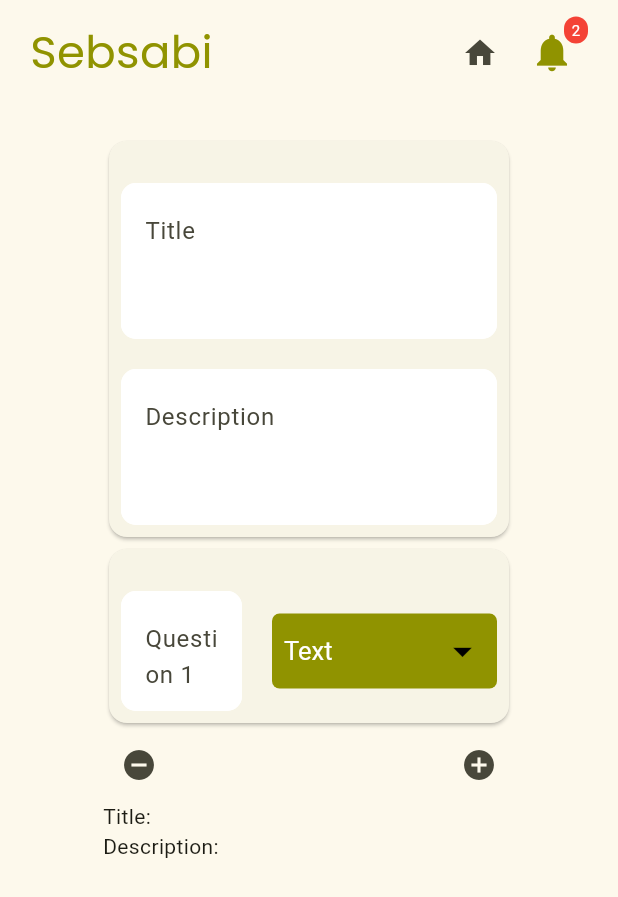
After one commit to Betselot99/Sebsabi-front, a Flutter app: the CreateForm screen opened directly, after a tap on the "add circle" icon, on a phone screen of 412 x 824 dp. The commit adds this screen. Shown: the top 897 px of the screen. Run offline on Flutter 3.47's test engine with Material 3 defaults, Android fonts, the phone set to English and light mode, and no system bars; our stand-ins replace google_fonts, responsive_builder; missing offline and left inert: side_navigation; statements that could not run were skipped.

Commit message:
Form creation ui

```diff
--- /dev/null
+++ b/lib/ui/createform.dart
@@ -0,0 +1,93 @@
+import 'package:flutter/material.dart';
+import 'package:sebsabi/ui/completedforms.dart';
+import 'package:sebsabi/ui/myforms.dart';
+import 'package:sebsabi/ui/postedforms.dart';
+import 'package:sebsabi/ui/profile.dart';
+import 'package:sebsabi/ui/widgets/description_card.dart';
+import 'package:sebsabi/ui/widgets/pagesnavbar.dart';
+import 'package:sebsabi/ui/widgets/question_card.dart';
+import 'package:side_navigation/side_navigation.dart';
+import 'package:responsive_builder/responsive_builder.dart';
+import 'package:google_fonts/google_fonts.dart';
+
+class CreateForm extends StatefulWidget {
+  const CreateForm({super.key});
+
+  @override
+  State<CreateForm> createState() => _CreateFormState();
+}
+
+class _CreateFormState extends State<CreateForm> {
+  final List<Widget> _widgetArray = [];
+  int _questionCount=0;
+  Widget buttonRow() => Row(
+    mainAxisAlignment: MainAxisAlignment.spaceBetween,
+    crossAxisAlignment: CrossAxisAlignment.center,
+    children: [
+      Visibility(
+        visible: _questionCount > 0,
+        child: IconButton(
+          onPressed: () {
+            if (_widgetArray.isNotEmpty) {
+              _widgetArray.removeAt(_widgetArray.length - 1);
+            }
+            setState(() {
+              _questionCount--;
+            });
+          },
+          icon: Icon(
+            Icons.remove_circle,
+          ),
+        ),
+      ),
+      IconButton(
+        onPressed: () {
+          setState(() => _questionCount++);
+        },
+        icon: Icon(
+          Icons.add_circle,
+        ),
+      ),
+    ],
+  );
+  String title = '';
+  String description ='';
+  @override
+  Widget build(BuildContext context) {
+    var w = MediaQuery.of(context).size.width;
+    var h= MediaQuery.of(context).size.width;
+    return  Scaffold(
+        body: Column(
+            children:[
+              PagesNavBar(),
+              Expanded(
+                child: Padding(
+                  padding:  EdgeInsets.fromLTRB(w/6, 20, w/6, 20),
+                  child: ListView(
+                    children: [
+                      DescriptionCard(onDataChanged: (title, description) {
+                        setState(() {
+                          this.title = title;
+                          this.description = description;
+                        });
+                      },),
+                      Column(
+                        children: List.generate(
+                          _questionCount, // Adjust the number of items as needed
+                              (index) => QuestionCard(questionNumber: index+1),
+                        ),
+                      ),
+                      buttonRow(),
+                      Text('Title: $title'),
+                      Text('Description: $description'),
+
+                    ],
+                  ),
+                ),
+              )
+            ]
+        ),
+    );
+  }
+
+}
--- a/lib/ui/home.dart
+++ b/lib/ui/home.dart
@@ -3,6 +3,7 @@ import 'package:sebsabi/ui/completedforms.dart';
 import 'package:sebsabi/ui/myforms.dart';
 import 'package:sebsabi/ui/postedforms.dart';
 import 'package:sebsabi/ui/profile.dart';
+import 'package:sebsabi/ui/widgets/notification.dart';
 import 'package:side_navigation/side_navigation.dart';
 import 'package:responsive_builder/responsive_builder.dart';
 import 'package:google_fonts/google_fonts.dart';
@@ -80,39 +81,7 @@ class _HomeState extends State<Home> {
   }
 
 
-  Widget Notification(){
-    return Stack(
-      children: [
-        IconButton(
-          icon: const Icon(Icons.notifications, color: Color(0XFF909300),size: 30,),
-          onPressed: (){},
-        ),
-        Positioned(
-          right: 0,
-          top: 0,
-          child: Container(
-            padding: const EdgeInsets.all(2),
-            decoration: BoxDecoration(
-              color: Colors.red,
-              borderRadius: BorderRadius.circular(8),
-            ),
-            constraints: const BoxConstraints(
-              minWidth: 16,
-              minHeight: 16,
-            ),
-            child: const Text(
-              '2',
-              style: TextStyle(
-                color: Colors.white,
-                fontSize: 10,
-              ),
-              textAlign: TextAlign.center,
-            ),
-          ),
-        ),
-      ],
-    );
-  }
+
 
   Widget MobileHome(context,w,h){
     String textToShow;
@@ -135,7 +104,7 @@ class _HomeState extends State<Home> {
           color:  Color(0XFF909300),
           fontSize: 30,
         ))),
-        actions: [ Notification(),]
+        actions: [ MyNotification(),]
       ),
       drawer: Drawer(
         child: ListView(
@@ -196,7 +165,7 @@ class _HomeState extends State<Home> {
           Positioned(
             right: 50,
             top: 20,
-            child: Notification()),
+            child: MyNotification()),
           Row(
             children: [
               SideNavigationBar(
--- a/lib/ui/myforms.dart
+++ b/lib/ui/myforms.dart
@@ -1,4 +1,5 @@
 import 'package:flutter/material.dart';
+import 'package:sebsabi/ui/createform.dart';
 import 'package:sebsabi/ui/widgets/forms_card.dart';
 import 'package:google_fonts/google_fonts.dart';
 
@@ -36,7 +37,12 @@ class _MyFormsState extends State<MyForms> {
           const SizedBox(height: 20),],
         Wrap(
           children: [
-            const FormsCard(formStatus: "New",),
+             FormsCard(formStatus: "New",onTap: (){Navigator.push(
+               context,
+               MaterialPageRoute(
+                 builder: (context) => CreateForm(),
+               ),
+             );},),
             const SizedBox(width: 20),
             if(widget.formAvailable == true)
               Wrap(
--- /dev/null
+++ b/lib/ui/widgets/description_card.dart
@@ -0,0 +1,88 @@
+import 'package:flutter/material.dart';
+import 'package:google_fonts/google_fonts.dart';
+
+class DescriptionCard extends StatefulWidget {
+  final void Function(String, String) onDataChanged;
+  const DescriptionCard({super.key, required this.onDataChanged});
+
+  @override
+  State<DescriptionCard> createState() => _DescriptionCardState();
+
+}
+
+class _DescriptionCardState extends State<DescriptionCard> {
+  TextEditingController titleController = TextEditingController();
+  TextEditingController descriptionController = TextEditingController();
+  @override
+  Widget build(BuildContext context) {
+    var w = MediaQuery
+        .of(context)
+        .size
+        .width;
+    var h = MediaQuery
+        .of(context)
+        .size
+        .width;
+    return Card(
+      child:Padding(
+        padding: const EdgeInsets.all(8.0),
+        child: Column(
+          children: [
+            const SizedBox(height: 20,),
+            TextFormField(
+              controller: titleController,
+              textAlignVertical: TextAlignVertical.bottom,
+              minLines: 3, // Set this
+              maxLines: 6, // and this
+              keyboardType: TextInputType.multiline,
+              style: const TextStyle(color: Colors.black),
+              decoration:  InputDecoration(
+                fillColor:  Colors.white,
+                filled: true,
+                enabledBorder: OutlineInputBorder(
+                  borderSide:
+                  const BorderSide(width: 1, color: Colors.white), //<-- SEE HERE
+                  borderRadius: BorderRadius.circular(10.0),
+                ),
+                hintText: 'Title',
+                focusedBorder:OutlineInputBorder(
+                  borderSide: const BorderSide(color: Colors.white, width: 1.0),
+                  borderRadius: BorderRadius.circular(25.0),
+                ),
+              ),
+              onChanged: (value) {
+                widget.onDataChanged(titleController.text, descriptionController.text);
+              },
+            ),
+            const SizedBox(height: 20,),
+            TextFormField(
+              controller: descriptionController,
+              textAlignVertical: TextAlignVertical.bottom,
+              minLines: 3, // Set this
+              maxLines: 6, // and this
+              keyboardType: TextInputType.multiline,
+              style: const TextStyle(color: Colors.black),
+              decoration:  InputDecoration(
+                fillColor:  Colors.white,
+                filled: true,
+                enabledBorder: OutlineInputBorder(
+                  borderSide:
+                  const BorderSide(width: 1, color: Colors.white), //<-- SEE HERE
+                  borderRadius: BorderRadius.circular(10.0),
+                ),
+                hintText: 'Description',
+                focusedBorder:OutlineInputBorder(
+                  borderSide: const BorderSide(color: Colors.white, width: 1.0),
+                  borderRadius: BorderRadius.circular(25.0),
+                ),
+              ),
+              onChanged: (value) {
+                widget.onDataChanged(titleController.text, descriptionController.text);
+              },
+            ),
+          ],
+        ),
+      )
+    );
+  }
+}
--- a/lib/ui/widgets/forms_card.dart
+++ b/lib/ui/widgets/forms_card.dart
@@ -34,7 +34,7 @@ class _FormsCardState extends State<FormsCard> {
           elevation: 5.0,
           child: SizedBox(
             width:200,
-            height: 250,
+            height: 260,
             child: Padding(
               padding: const EdgeInsets.all(30.0),
               child: Column(
--- /dev/null
+++ b/lib/ui/widgets/notification.dart
@@ -0,0 +1,36 @@
+import 'package:flutter/material.dart';
+
+
+Widget MyNotification(){
+  return Stack(
+    children: [
+      IconButton(
+        icon: const Icon(Icons.notifications, color: Color(0XFF909300),size: 30,),
+        onPressed: (){},
+      ),
+      Positioned(
+        right: 0,
+        top: 0,
+        child: Container(
+          padding: const EdgeInsets.all(2),
+          decoration: BoxDecoration(
+            color: Colors.red,
+            borderRadius: BorderRadius.circular(8),
+          ),
+          constraints: const BoxConstraints(
+            minWidth: 16,
+            minHeight: 16,
+          ),
+          child: const Text(
+            '2',
+            style: TextStyle(
+              color: Colors.white,
+              fontSize: 10,
+            ),
+            textAlign: TextAlign.center,
+          ),
+        ),
+      ),
+    ],
+  );
+}
--- /dev/null
+++ b/lib/ui/widgets/pagesnavbar.dart
@@ -0,0 +1,110 @@
+import 'package:flutter/material.dart';
+import 'package:responsive_builder/responsive_builder.dart';
+import 'package:google_fonts/google_fonts.dart';
+import 'package:provider/provider.dart';
+import 'package:sebsabi/ui/home.dart';
+import 'package:sebsabi/ui/widgets/notification.dart';
+
+
+class PagesNavBar extends StatefulWidget {
+
+  const PagesNavBar({super.key});
+
+
+  @override
+  State<PagesNavBar> createState() => _PagesNavBarState();
+
+
+
+}
+
+class _PagesNavBarState extends State<PagesNavBar> {
+
+  @override
+  Widget build(BuildContext context) {
+
+    var w = MediaQuery.of(context).size.width;
+    var h= MediaQuery.of(context).size.width;
+    return ScreenTypeLayout(
+      mobile:MobileNavBar(),
+      desktop:DesktopNavBar(),
+
+
+    );
+  }
+
+  Widget MobileNavBar(){
+
+    return Container(
+        margin: const EdgeInsets.symmetric(horizontal: 20),
+        height:70,
+        child:Row(
+            mainAxisAlignment: MainAxisAlignment.spaceBetween,
+            children:[
+              Text("Sebsabi", style: GoogleFonts.poppins(textStyle: const TextStyle(
+                color: Color(0XFF909300),
+                fontSize: 30,
+              ))),
+              Row(
+                children: [
+                  IconButton(onPressed: (){
+                    Navigator.push(
+                      context,
+                      MaterialPageRoute(
+                        builder: (context) => Home(),
+                      ),
+                    );
+                  }, icon: Icon(Icons.home)
+                  ),
+                  MyNotification()
+                ],
+              )
+
+
+            ]
+        )
+    );
+  }
+  Widget DesktopNavBar(){
+    return Material(
+      elevation: 20,
+      child: SizedBox(
+
+        //margin: EdgeInsets.symmetric(horizontal: 20, vertical:10),
+          height:70,
+
+          child:Padding(
+            padding: const EdgeInsets.only(left:40, right: 70),
+            child: Row(
+                mainAxisAlignment: MainAxisAlignment.spaceBetween,
+                children:[
+                  Text("Sebsabi", style: GoogleFonts.poppins(textStyle: const TextStyle(
+                      color: Color(0XFF909300),
+                      fontSize: 30,
+                      fontWeight: FontWeight.w500
+                  ))),
+
+                  Row(
+                    children: [
+                      TextButton(onPressed: (){
+                        Navigator.push(
+                          context,
+                          MaterialPageRoute(
+                            builder: (context) => Home(),
+                          ),
+                        );
+                      }, child: Text("Home", style: GoogleFonts.poppins(textStyle: TextStyle(
+                          color: const Color(0XFF909300),
+                      ))),
+                      ),
+                      MyNotification()
+                    ],
+                  )
+
+                ]
+            ),
+          )
+      ),
+    );
+  }
+}
--- /dev/null
+++ b/lib/ui/widgets/question_card.dart
@@ -0,0 +1,159 @@
+import 'package:flutter/material.dart';
+import 'package:google_fonts/google_fonts.dart';
+
+class QuestionCard extends StatefulWidget {
+  final int questionNumber;
+
+
+  const QuestionCard({super.key,required this.questionNumber});
+
+  @override
+  State<QuestionCard> createState() => _QuestionCardState();
+
+}
+
+class _QuestionCardState extends State<QuestionCard> {
+  TextEditingController questionController = TextEditingController();
+  String type='Text';
+  int _multipleCount=0;
+  final List<Map<String, dynamic>> _dataArray = [];    //add this
+  String? _data = '';
+
+  Widget multipleQ(int key) => Padding(
+    padding: const EdgeInsets.only(bottom: 10.0),
+    child: TextFormField(
+      decoration: InputDecoration(hintText: 'Option ${key + 1}'),
+    ),
+  );
+  Widget buttonRow() => Row(
+    mainAxisAlignment: MainAxisAlignment.spaceBetween,
+    crossAxisAlignment: CrossAxisAlignment.center,
+    children: [
+      Visibility(
+        visible: _multipleCount > 0,
+        child: IconButton(
+            onPressed: () {
+              if (_dataArray.isNotEmpty) {
+                _dataArray.removeAt(_dataArray.length - 1);
+              }
+              setState(() {
+                _data = _dataArray.toString();
+                _multipleCount--;
+              });
+            },
+            icon:Icon(
+                Icons.remove_circle,
+              ),
+            ),
+      ),
+      IconButton(
+          onPressed: () {
+            setState(() => _multipleCount++);
+          },
+          icon:Icon(
+              Icons.add_circle,
+            ),
+          ),
+    ],
+  );
+  TextEditingController descriptionController = TextEditingController();
+  @override
+  Widget build(BuildContext context) {
+    var w = MediaQuery
+        .of(context)
+        .size
+        .width;
+    var h = MediaQuery
+        .of(context)
+        .size
+        .width;
+    return Card(
+        child:Padding(
+          padding: const EdgeInsets.all(8.0),
+          child: Column(
+            children: [
+              const SizedBox(height: 20,),
+              Row(
+                children: [
+                  Expanded(
+                    child: TextFormField(
+                      controller: questionController,
+                      textAlignVertical: TextAlignVertical.bottom,
+                      minLines: 1, // Set this
+                      maxLines: 2, // and this
+                      keyboardType: TextInputType.multiline,
+                      style: const TextStyle(color: Colors.black),
+                      decoration:  InputDecoration(
+                        fillColor:  Colors.white,
+                        filled: true,
+                        enabledBorder: OutlineInputBorder(
+                          borderSide:
+                          const BorderSide(width: 1, color: Colors.white), //<-- SEE HERE
+                          borderRadius: BorderRadius.circular(10.0),
+                        ),
+                        hintText: 'Question ${widget.questionNumber}',
+                        focusedBorder:OutlineInputBorder(
+                          borderSide: const BorderSide(color: Colors.white, width: 1.0),
+                          borderRadius: BorderRadius.circular(25.0),
+                        ),
+                      ),
+                      onChanged: (value) {
+                      },
+                    ),
+                  ),
+                  SizedBox(width:20),
+                  Container(
+                    width:150,
+                    height: 50,
+                    padding: const EdgeInsets.all(8),
+                    decoration: const BoxDecoration(
+                      color: Color(0XFF909300),
+                      borderRadius: BorderRadius.all(Radius.circular(5)),
+                    ),
+                    child: DropdownButton<String>(
+                      elevation: 20,
+                      isExpanded: true,
+                      underline: Container(
+                        height: 0, //<-- SEE HERE
+                      ),
+                      value: type,
+                      dropdownColor: const  Color(0XFF909300),
+                      icon: const Icon(
+                        Icons.arrow_drop_down,
+                        color: Colors.black,
+                        size: 30,
+
+                      ),
+                      style: const TextStyle(
+                        color: Colors.white,
+                        fontSize:17,),
+                      onChanged: (String? roleValue,) {
+                        setState(() {
+                          type = roleValue!;
+
+                        });
+                      },
+                      items: <String>['Text','True/False', 'Multiple Questions']
+                          .map<DropdownMenuItem<String>>((String rolevalue2) {
+                        return DropdownMenuItem<String>(
+                          value: rolevalue2,
+                          child: FittedBox(
+                              fit: BoxFit.scaleDown,
+                              child: Text(rolevalue2)),
+                        );
+                      }).toList(),
+                    ),
+                  ),
+                ],
+              ),
+              if(type == 'Multiple Questions')...[...List.generate(_multipleCount, (index) => multipleQ(index)),
+                buttonRow(),
+                const SizedBox(height: 10),
+                Visibility(visible: _dataArray.isNotEmpty, child: Text(_data!)),
+                const SizedBox(height: 30),]
+            ],
+          ),
+        )
+    );
+  }
+}
```
